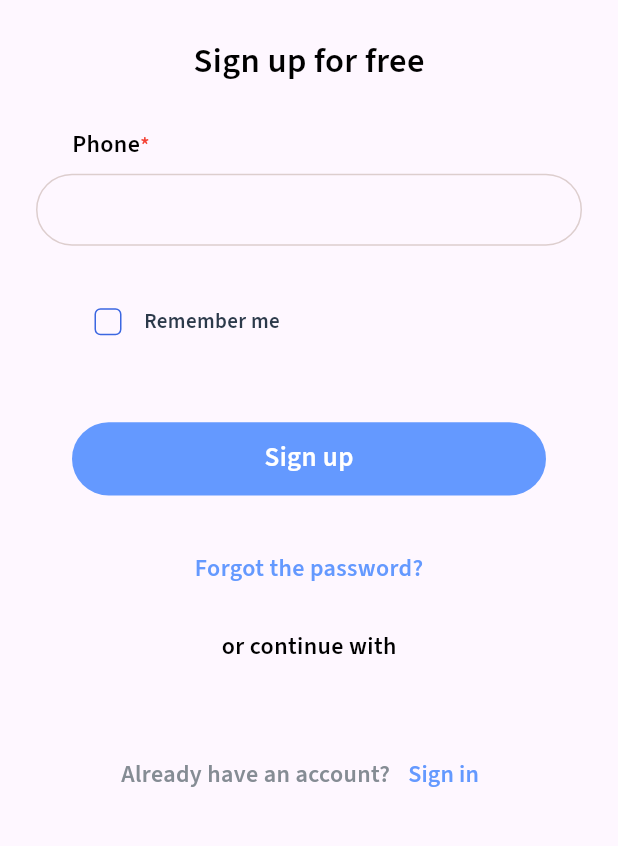
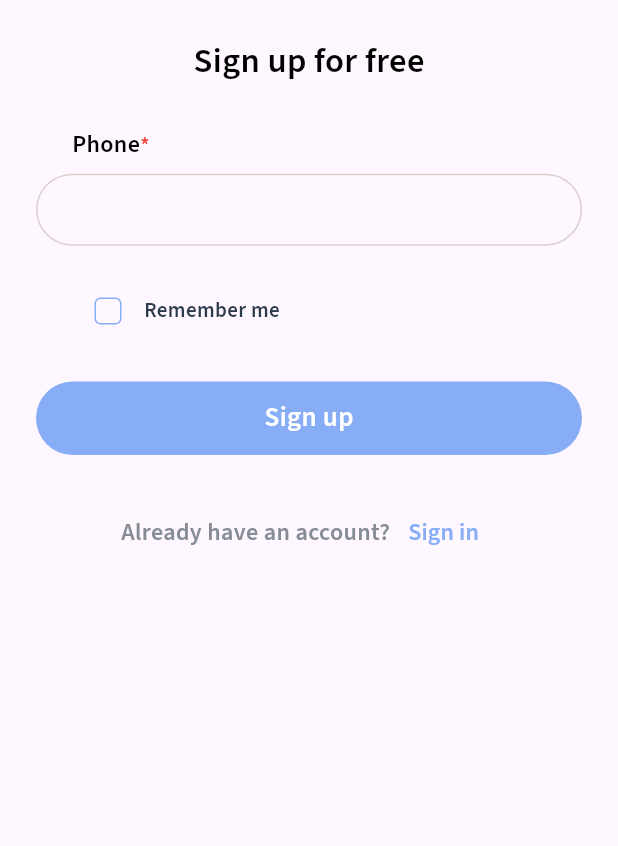
Before and after one commit to Oybekjon2090/exam, a Flutter app: the screen it shows after launch, after a tap on "Sign up", on a phone screen of 412 x 824 dp, the part 292-1138 px from its top. Run offline on Flutter 3.47's test engine with Material 2 defaults, Android fonts, the phone set to English and light mode, and no system bars; our stand-ins replace cached_network_image, cloud_firestore, firebase_auth, firebase_core, firebase_storage, flutter_screenutil and 8 more; accounts and stored records are empty; network calls fail.

Commit message:
firs commit

```diff
--- a/lib/main.dart
+++ b/lib/main.dart
@@ -37,6 +37,7 @@ class MyApp extends StatelessWidget {
               ),
               home: const SplashScreen(),
             );
+
           }),
     );
   }
--- a/lib/model/user_model.dart
+++ b/lib/model/user_model.dart
@@ -8,7 +8,7 @@ class UserModel {
   final String? birth;
   final String? gender;
   final String? phone;
-  final String? id;
+
 
   UserModel(
       {
@@ -18,7 +18,7 @@ class UserModel {
       required this.birth,
       required this.gender,
       required this.phone,
-      this.id
+
       });
 
   factory UserModel.fromJson(Map<String, dynamic>? data) {
@@ -29,7 +29,7 @@ class UserModel {
         birth: data?["birth"],
         gender: data?["gender"],
         phone: data?["phone"],
-        id: data?['id'],
+
        );
   }
 
@@ -41,7 +41,7 @@ class UserModel {
       "birth": birth,
       "gender": gender,
       "phone": phone,
-      'id': id
+
 
     };
   }
--- a/lib/view/components/auth_button.dart
+++ b/lib/view/components/auth_button.dart
@@ -15,9 +15,7 @@ class AuthButton extends StatelessWidget {
 
   @override
   Widget build(BuildContext context) {
-    return Padding(
-      padding: const EdgeInsets.symmetric(horizontal: 24),
-      child: AnimatedContainer(
+    return AnimatedContainer(
       width: double.infinity,
       height: 55.h,
       duration: const Duration(milliseconds: 400),
@@ -38,7 +36,6 @@ class AuthButton extends StatelessWidget {
             : Text(text,
                 style: Style.textStyleRegular(textColor: Style.whiteColor)),
       ),
-      ),
     );
   }
 }
--- a/lib/view/components/ckeck_box.dart
+++ b/lib/view/components/ckeck_box.dart
@@ -25,7 +25,7 @@ class _CkeckBoxState extends State<CkeckBox> {
                       side: MaterialStateBorderSide.resolveWith(
                         (states) => const BorderSide(
                           width: 1.0,
-                          color: Style.primaryDisabledColor,
+                          color: Style.primaryColor,
                         ),
                       ),
                       activeColor: Style.primaryDisabledColor,
--- a/lib/view/components/gender_choose.dart
+++ b/lib/view/components/gender_choose.dart
@@ -20,7 +20,7 @@ class _GenderChoosingState extends State<GenderChoosing> {
     return Padding(
       padding: const EdgeInsets.only(top: 8, left: 24, right: 24),
       child: DropdownButtonFormField(
-        icon: Icon(Icons.calendar_month),
+        icon: Icon(Icons.arrow_drop_down),
         value: initialvalue,
         decoration: InputDecoration(
           contentPadding:
--- a/lib/view/components/next_button.dart
+++ b/lib/view/components/next_button.dart
@@ -18,8 +18,8 @@ class NextButton extends StatelessWidget {
       padding: const EdgeInsets.symmetric(vertical: 14, horizontal: 130),
       decoration: BoxDecoration(
         color: image.isEmpty
-            ? const Color.fromARGB(244, 235, 134, 164)
-            : const Color(0xffFF1843),
+            ? Style.primaryColor
+            : Style.primaryDisabledColor,
         borderRadius: const BorderRadius.all(Radius.circular(32)),
       ),
       child: Center(
--- a/lib/view/components/photo_editing.dart
+++ b/lib/view/components/photo_editing.dart
@@ -1,3 +1,4 @@
+import 'package:exam/view/style/style.dart';
 import 'package:flutter/cupertino.dart';
 import 'package:flutter/material.dart';
 import 'package:flutter_screenutil/flutter_screenutil.dart';
@@ -54,7 +55,7 @@ class _PhotoEditingState extends State<PhotoEditing> {
             height: 55.h,
             width: 55.w,
             decoration: BoxDecoration(
-              color: Color(0xffF43F5E),
+              color: Style.primaryDisabledColor,
               shape: BoxShape.circle,
             ),
             padding: EdgeInsets.all(8.r),
--- a/lib/view/pages/auth/edit_profile.dart
+++ b/lib/view/pages/auth/edit_profile.dart
@@ -9,7 +9,7 @@ import 'package:intl/intl.dart';
 import 'package:provider/provider.dart';
 
 import '../../../controller/auth_controller.dart';
-import '../../components/custom_textform.dart';
+import '../../components/custom_text_form_fild.dart';
 import '../../components/gender_choose.dart';
 import '../../components/label_textformfield.dart';
 import '../../components/warning_container.dart';
--- a/lib/view/pages/auth/sign_in.dart
+++ b/lib/view/pages/auth/sign_in.dart
@@ -2,12 +2,11 @@ import 'package:flutter/material.dart';
 import 'package:flutter_screenutil/flutter_screenutil.dart';
 
 import 'package:google_fonts/google_fonts.dart';
-import 'package:loading_animation_widget/loading_animation_widget.dart';
 import 'package:provider/provider.dart';
 import '../../../controller/auth_controller.dart';
 import '../../components/auth_button.dart';
 import '../../components/ckeck_box.dart';
-import '../../components/custom_textform.dart';
+import '../../components/custom_text_form_fild.dart';
 
 import '../../components/warning_container.dart';
 import '../../style/style.dart';
@@ -125,7 +124,7 @@ class _SignInPageState extends State<SignInPage> {
                       text: 'Please fill the Password',
                     ))
                 : const SizedBox.shrink(),
-            22.verticalSpace,
+
             const Padding(
                 padding: EdgeInsets.only(
                   left: 48,
@@ -140,7 +139,7 @@ class _SignInPageState extends State<SignInPage> {
                       style: Style.textStyleRegular2(textColor: Colors.red),
                     ),
                   ),
-            24.verticalSpace,
+
             Padding(
               padding: const EdgeInsets.symmetric(
                 horizontal: 24,
@@ -174,13 +173,9 @@ class _SignInPageState extends State<SignInPage> {
             20.verticalSpace,
             Text('Forgot the password?',
                 style: Style.textStyleRegular2(textColor: Style.primaryColor)),
-            32.verticalSpace,
-            Text('or continue with',
-                style: Style.textStyleRegular2(textColor: Style.blackColor)),
-            24.verticalSpace,
 
-            32.verticalSpace,
             Row(mainAxisAlignment: MainAxisAlignment.center, children: [
+
               Text(
                 'Don’t have an account?',
                 style: GoogleFonts.sourceSansPro(
--- a/lib/view/pages/auth/sign_up.dart
+++ b/lib/view/pages/auth/sign_up.dart
@@ -5,7 +5,7 @@ import 'package:provider/provider.dart';
 import '../../../controller/auth_controller.dart';
 import '../../components/auth_button.dart';
 import '../../components/ckeck_box.dart';
-import '../../components/custom_textform.dart';
+import '../../components/custom_text_form_fild.dart';
 
 import '../../components/warning_container.dart';
 import '../../style/style.dart';
@@ -79,7 +79,7 @@ class _SignUpPageState extends State<SignUpPage> {
                 hintext: 'Phone Number',
               ),
             ),
-            8.verticalSpace,
+
             isPhoneEmpty
                 ? const Padding(
                     padding: EdgeInsets.symmetric(horizontal: 24),
@@ -104,7 +104,7 @@ class _SignUpPageState extends State<SignUpPage> {
                     ),
                   ),
             Padding(
-              padding: const EdgeInsets.symmetric(horizontal: 24, vertical: 20),
+              padding: const EdgeInsets.symmetric(horizontal: 24,),
               child: InkWell(
                 onTap: () {
                   if (phone.text.isEmpty) {
@@ -126,13 +126,6 @@ class _SignUpPageState extends State<SignUpPage> {
                 ),
               ),
             ),
-            20.verticalSpace,
-            Text('Forgot the password?',
-                style: Style.textStyleRegular2(textColor: Style.primaryColor)),
-            32.verticalSpace,
-            Text('or continue with',
-                style: Style.textStyleRegular2(textColor: Style.blackColor)),
-            24.verticalSpace,
 
             32.verticalSpace,
             Row(mainAxisAlignment: MainAxisAlignment.center, children: [
--- a/lib/view/pages/auth/splash_screen.dart
+++ b/lib/view/pages/auth/splash_screen.dart
@@ -1,5 +1,6 @@
 import 'package:exam/view/pages/auth/sign_in.dart';
 import 'package:exam/view/pages/home/home_page.dart';
+import 'package:exam/view/style/style.dart';
 import 'package:flutter/material.dart';
 
 
@@ -43,31 +44,22 @@ class _SplashScreenState extends State<SplashScreen> {
   @override
   Widget build(BuildContext context) {
     return Scaffold(
-      body: Column(
-        children: [
-          Expanded(
-            child: Container(
+      body: Container(
         width: double.infinity,
-              decoration: const BoxDecoration(
-                  image: DecorationImage(
-                      image: AssetImage('assets/image/Group.png'),
-                      fit: BoxFit.cover)),
+
         child: Column(
           mainAxisAlignment: MainAxisAlignment.center,
           children: [
-                  Image.asset('assets/image/Logo.png',
+            Image.asset('assets/image/Group.png',
                 height: 334, width: 346.52),
             Padding(
               padding: const EdgeInsets.only(top: 50),
               child: LoadingAnimationWidget.inkDrop(
-                        color: const Color(0XFFF43F5E), size: 35),
+                  color: Style.primaryDisabledColor, size: 35),
             )
           ],
         ),
       ),
-          ),
-        ],
-      ),
     );
   }
 }
--- a/lib/view/style/style.dart
+++ b/lib/view/style/style.dart
@@ -6,7 +6,7 @@ class Style {
 
   // ---------- Color   ---------- //
 
-  static const primaryColor = Color(0xff6499FF);
+  static const primaryColor = Color.fromARGB(255, 134, 173, 245);
   static const whiteColor = Colors.white;
   static const blackColor = Colors.black;
   static const redColor = Colors.red;
```
Also changed, not shown: lib/view/components/uploading_photo.dart (+21 -45 lines), lib/view/pages/auth/congrats_page.dart (+1 -21 lines), lib/view/pages/auth/fill_bio.dart (+5 -12 lines), lib/view/pages/auth/set_photo.dart (+3 -10 lines), lib/view/pages/auth/verify_page.dart (+4 -11 lines), lib/view/pages/home/general_page.dart (+6 -13 lines), lib/view/pages/home/home_page.dart (+6 -8 lines), lib/view/components/custom_text_form_fild.dart (renamed from lib/view/components/custom_textform.dart). Lines whose indentation alone changed are shown as unchanged.
